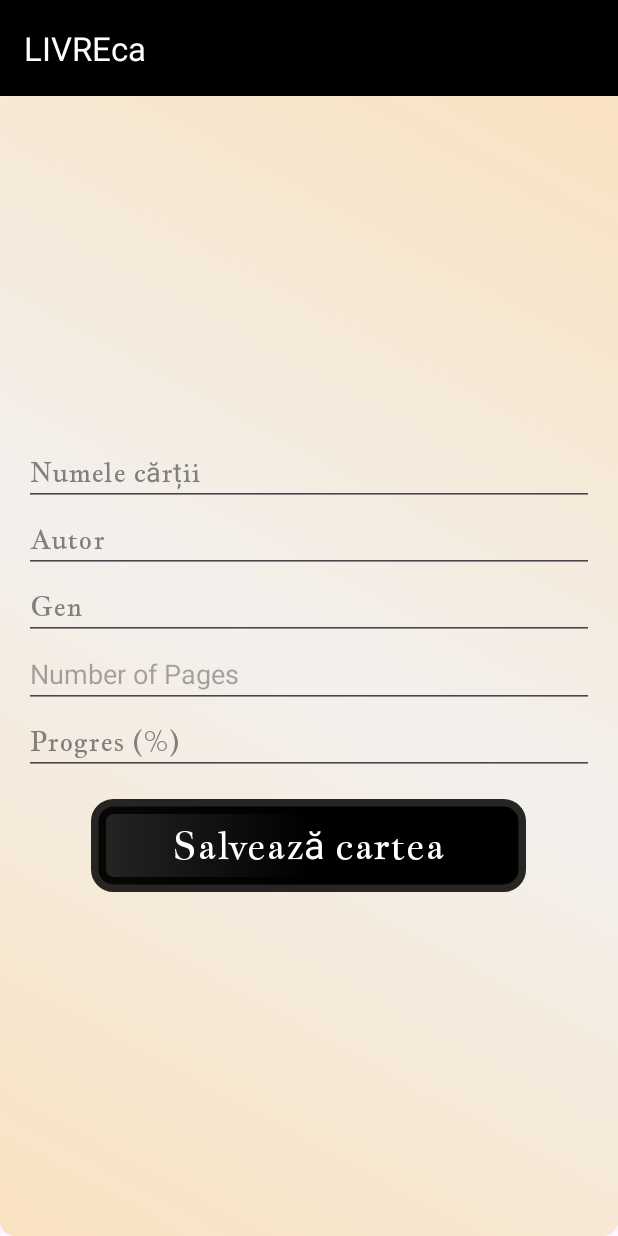
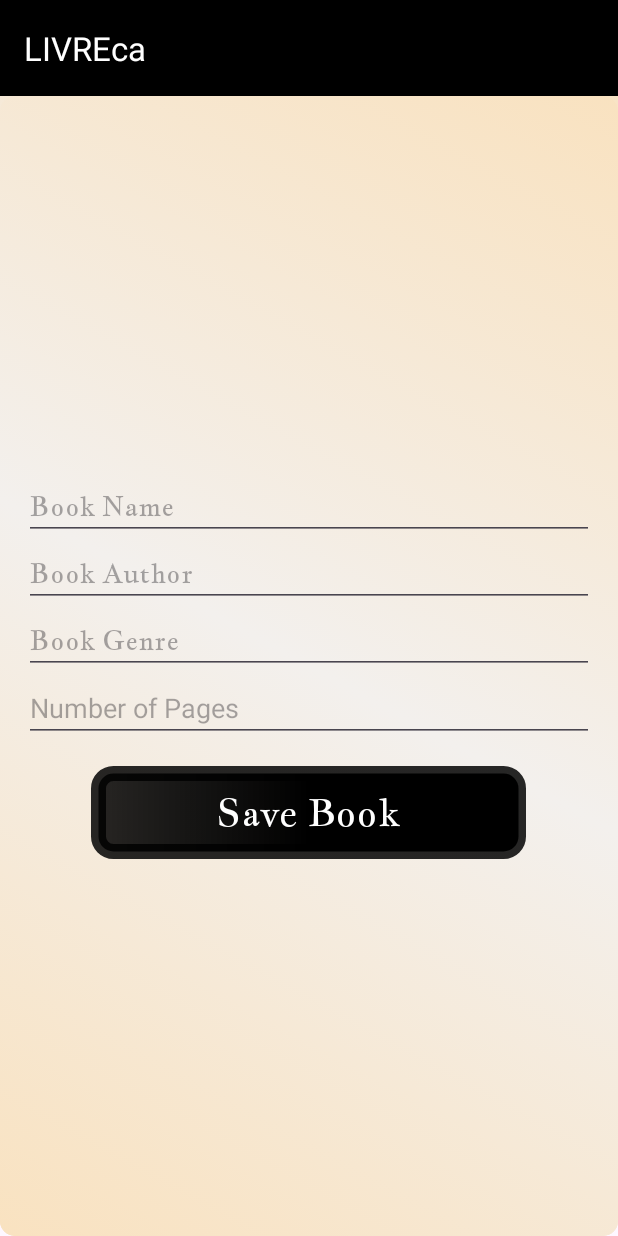
Before and after one commit to Celia-unitbv/LivreCA, an Android app: the fragment AddBookFragment placed in its activity, on a phone screen of 412 x 824 dp. Run offline under Robolectric (Android 15) with nearby library versions, the phone set to English and light mode, and no system bars; our stand-ins replace navigation-ui.

Commit message:
i made it so the user can't insert the percentage anymore. i also validated the fields before saving a book.

```diff
--- a/Android/app/src/main/java/com/example/livreca/AddBookFragment.kt
+++ b/Android/app/src/main/java/com/example/livreca/AddBookFragment.kt
@@ -35,17 +35,18 @@ class AddBookFragment : Fragment() {
             val bookName = binding.etBookName.text.toString()
             val bookAuthor = binding.etBookAuthor.text.toString()
             val bookGenre = binding.etBookGenre.text.toString()
-            val bookProgress = binding.etBookProgress.text.toString().toIntOrNull() ?: 0
-            val bookNumberOfPages = binding.etBookNumberOfPages.text.toString().toIntOrNull() ?: 0 // Adăugat
+            val bookNumberOfPagesStr = binding.etBookNumberOfPages.text.toString()
+            val bookProgress = 0
 
-            if (bookName.isNotEmpty() && bookAuthor.isNotEmpty() && bookGenre.isNotEmpty()) {
+            if (bookName.isNotBlank() && bookAuthor.isNotBlank() && bookGenre.isNotBlank() && bookNumberOfPagesStr.isNotBlank()) {
+                val bookNumberOfPages = bookNumberOfPagesStr.toInt()
                 val newBook = Book(
                     userId = args.userId,
                     name = bookName,
                     author = bookAuthor,
                     genre = bookGenre,
                     progress = bookProgress,
-                    numberOfPages = bookNumberOfPages // Adăugat
+                    numberOfPages = bookNumberOfPages
                 )
                 lifecycleScope.launch {
                     context?.let {
--- a/Android/app/src/main/res/layout/fragment_add_book.xml
+++ b/Android/app/src/main/res/layout/fragment_add_book.xml
@@ -6,51 +6,43 @@
     android:padding="16dp"
     style="@style/SCREEN"
     android:gravity="center">
+
     <EditText
-        android:id="@+id/et_book_name"
+        android:id="@+id/etBookName"
         android:layout_width="match_parent"
         android:layout_height="wrap_content"
         style="@style/EDITTEXT"
         android:fontFamily="@font/jacques_francois"
-        android:text="@string/book_name"
+        android:hint="Book Name"
         />
 
     <EditText
-        android:id="@+id/et_book_author"
+        android:id="@+id/etBookAuthor"
         android:layout_width="match_parent"
         android:layout_height="wrap_content"
         style="@style/EDITTEXT"
         android:fontFamily="@font/jacques_francois"
-        android:text="@string/book_author"
+        android:hint="Book Author"
         />
 
     <EditText
-        android:id="@+id/et_book_genre"
+        android:id="@+id/etBookGenre"
         android:layout_width="match_parent"
         android:layout_height="wrap_content"
         style="@style/EDITTEXT"
         android:fontFamily="@font/jacques_francois"
-        android:text="@string/book_genre"
+        android:hint="Book Genre"
         />
 
     <EditText
-        android:id="@+id/et_book_number_of_pages"
+        android:id="@+id/etBookNumberOfPages"
         android:layout_width="match_parent"
         android:layout_height="wrap_content"
         android:hint="Number of Pages"
-        android:inputType="number" /> <!-- Adăugat -->
-
-
-    <EditText
-        android:id="@+id/et_book_progress"
-        android:layout_width="match_parent"
-        android:layout_height="wrap_content"
-        style="@style/EDITTEXT"
-        android:fontFamily="@font/jacques_francois"
-        android:text="@string/book_progress"        />
+        android:inputType="number" />
 
     <Button
-        android:id="@+id/btn_save_book"
+        android:id="@+id/btnSaveBook"
         android:layout_width="290dp"
         android:layout_height="wrap_content"
         android:layout_marginTop="16dp"
@@ -58,5 +50,5 @@
         android:fontFamily="@font/jacques_francois"
         android:padding="10dp"
         android:textSize="25sp"
-    android:text="@string/save_book" />
+        android:text="Save Book" />
 </LinearLayout>
```
